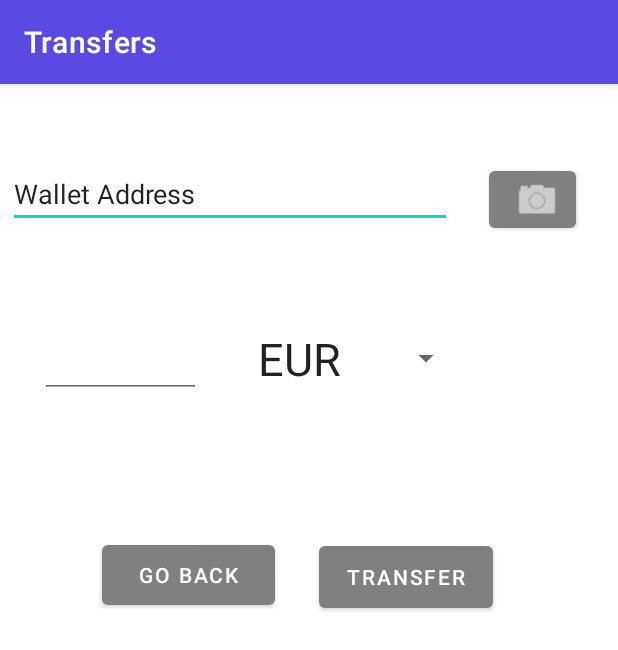
After one commit to franciscoxaviersp/CM-CryptoApp, an Android app: the TransferActivity screen opened directly, with no data from a screen before it, on a phone screen of 412 x 824 dp. The commit adds this screen. Shown: the top 650 px of the screen. Run offline under Robolectric (Android 15) with nearby library versions, the phone set to English and light mode, and no system bars; our stand-ins replace Firebase (no records; nobody signed in at launch, a user with empty details on screens opened directly).

Commit message:
top up and transfer

```diff
--- a/CryptoApp/app/build.gradle
+++ b/CryptoApp/app/build.gradle
@@ -54,9 +54,10 @@ dependencies {
     //candle chart
     implementation 'com.github.PhilJay:MPAndroidChart:v3.1.0'
 
-    //QR code generation
+    //QR code generation and reading
     implementation 'androidmads.library.qrgenearator:QRGenearator:1.0.4'
     implementation 'com.google.zxing:core:3.3.2'
+    implementation 'me.dm7.barcodescanner:zxing:1.9.13'
 
     // Dependencies for working with Architecture components
     // You'll probably have to update the version numbers in build.gradle (Project)
--- /dev/null
+++ b/CryptoApp/app/src/main/java/cm/homework/cryptoapp/TransferActivity.java
@@ -0,0 +1,181 @@
+package cm.homework.cryptoapp;
+
+import androidx.activity.result.ActivityResult;
+import androidx.activity.result.ActivityResultCallback;
+import androidx.activity.result.ActivityResultLauncher;
+import androidx.activity.result.contract.ActivityResultContracts;
+import androidx.annotation.NonNull;
+import androidx.appcompat.app.AppCompatActivity;
+
+import android.app.Activity;
+import android.content.Intent;
+import android.graphics.drawable.ColorDrawable;
+import android.os.Bundle;
+import android.util.Log;
+import android.view.View;
+import android.widget.ArrayAdapter;
+import android.widget.Button;
+import android.widget.EditText;
+import android.widget.Spinner;
+import android.widget.Toast;
+
+import com.google.android.gms.tasks.OnCompleteListener;
+import com.google.android.gms.tasks.Task;
+import com.google.firebase.auth.FirebaseAuth;
+import com.google.firebase.auth.FirebaseUser;
+import com.google.firebase.firestore.DocumentSnapshot;
+import com.google.firebase.firestore.FirebaseFirestore;
+
+import java.util.ArrayList;
+import java.util.HashMap;
+import java.util.List;
+import java.util.Map;
+
+public class TransferActivity extends AppCompatActivity {
+
+    String wallet_addr;
+    FirebaseUser user;
+    FirebaseFirestore db;
+    public Map<String, Object> currencies;
+    ArrayAdapter<String> adapter;
+
+
+    @Override
+    protected void onCreate(Bundle savedInstanceState) {
+        super.onCreate(savedInstanceState);
+        setContentView(R.layout.activity_transfer2);
+        getSupportActionBar().setTitle("Transfers");
+        getSupportActionBar().setBackgroundDrawable(new ColorDrawable(getResources().getColor(R.color.LogoBlue)));
+
+
+
+    }
+
+    @Override
+    protected void onStart(){
+        super.onStart();
+        ActivityResultLauncher<Intent> launchSomeActivity = registerForActivityResult(
+                new ActivityResultContracts.StartActivityForResult(),
+                new ActivityResultCallback<ActivityResult>() {
+                    @Override
+                    public void onActivityResult(ActivityResult result) {
+                        if (result.getResultCode() == Activity.RESULT_OK) {
+                            Intent data = result.getData();
+                            wallet_addr = data.getStringExtra("wallet");
+                            EditText edit =  findViewById(R.id.wallet_address);
+                            edit.setText(wallet_addr);
+
+                        }
+                    }
+                });
+        Button camera = findViewById(R.id.buttoncamera);
+        camera.setOnClickListener(new View.OnClickListener() {
+            @Override
+            public void onClick(View v) {
+                Intent intent = new Intent(v.getContext(), QRScanning.class );
+                launchSomeActivity.launch(intent);
+
+            }
+        });
+        db = FirebaseFirestore.getInstance();
+        user = FirebaseAuth.getInstance().getCurrentUser();
+
+        Spinner spinner = findViewById(R.id.spinner);
+        List<String> list = new ArrayList<>();
+        adapter = new ArrayAdapter<String>(this, R.layout.simple_spinner, list);
+        adapter.setDropDownViewResource(android.R.layout.simple_spinner_dropdown_item);
+        spinner.setAdapter(adapter);
+        get_money();
+
+        Button back = findViewById(R.id.back);
+        back.setOnClickListener(new View.OnClickListener() {
+            @Override
+            public void onClick(View v) {
+                finish();
+            }
+        });
+
+        Button transfer = findViewById(R.id.transferok);
+        transfer.setOnClickListener(new View.OnClickListener() {
+            @Override
+            public void onClick(View v) {
+                EditText values = findViewById(R.id.value);
+                double value = Double.parseDouble(values.getText().toString());
+                String curr = spinner.getSelectedItem().toString();
+                EditText edit = findViewById(R.id.wallet_address);
+                if (Double.parseDouble(currencies.get(curr).toString()) - value >= 0) {
+                    HashMap<String, Object> temp = new HashMap<>();
+                    temp.put(curr, Double.parseDouble(currencies.get(curr).toString()) - value);
+                    db.collection("users").document(user.getUid()).set(temp);
+
+                    db.collection("users").document(edit.getText().toString()).get().addOnCompleteListener(new OnCompleteListener<DocumentSnapshot>() {
+                        @Override
+                        public void onComplete(@NonNull Task<DocumentSnapshot> task) {
+                            boolean made = false;
+                            DocumentSnapshot result = task.getResult();
+                            Log.d("Result", result.toString());
+                            if (result.getData() != null) {
+                                Map<String, Object> temp_currencies = result.getData();
+                                if(temp_currencies.containsKey(curr)){
+                                    double temp_value = Double.parseDouble(temp_currencies.get(curr).toString());
+                                    temp_currencies.put(curr, temp_value + value);
+                                    db.collection("users").document(edit.getText().toString()).set(temp_currencies).addOnCompleteListener(new OnCompleteListener<Void>() {
+                                        @Override
+                                        public void onComplete(@NonNull Task<Void> task) {
+                                            finish();
+                                        }
+                                    });
+                                }else{
+                                    temp_currencies.put(curr, value);
+                                    db.collection("users").document(edit.getText().toString()).set(temp_currencies).addOnCompleteListener(new OnCompleteListener<Void>() {
+                                        @Override
+                                        public void onComplete(@NonNull Task<Void> task) {
+                                            finish();
+                                        }
+                                    });
+                                }
+                            } else {
+                                Toast toast = Toast.makeText(getApplicationContext(),
+                                        "Wallet does not exist",
+                                        Toast.LENGTH_LONG);
+                                toast.show();
+
+                            }
+
+                        }
+                    });
+                }else{
+                    Toast toast = Toast.makeText(getApplicationContext(),
+                            "Not enough funds",
+                            Toast.LENGTH_LONG);
+                    toast.show();
+                }
+            }
+        });
+
+    }
+
+    private void get_money(){
+        db.collection("users").document(user.getUid()).get().addOnCompleteListener(new OnCompleteListener<DocumentSnapshot>() {
+            @Override
+            public void onComplete(@NonNull Task<DocumentSnapshot> task) {
+                DocumentSnapshot result = task.getResult();
+                Log.d("Result", result.toString());
+                if (result.getData() != null){
+                    currencies = result.getData();
+                    for (Map.Entry<String, Object> entry : currencies.entrySet()) {
+                        adapter.add(entry.getKey());
+                        adapter.notifyDataSetChanged();
+                    }
+                }else{
+                    currencies = new HashMap<String, Object>();
+                    currencies.put("EUR", 0);
+                    db.collection("users").document(user.getUid()).set(currencies);
+                    adapter.add("EUR");
+                    adapter.notifyDataSetChanged();
+                }
+            }
+        });
+    }
+
+}
--- /dev/null
+++ b/CryptoApp/app/src/main/res/layout/activity_transfer2.xml
@@ -0,0 +1,74 @@
+<?xml version="1.0" encoding="utf-8"?>
+<androidx.constraintlayout.widget.ConstraintLayout xmlns:android="http://schemas.android.com/apk/res/android"
+    xmlns:app="http://schemas.android.com/apk/res-auto"
+    xmlns:tools="http://schemas.android.com/tools"
+    android:layout_width="match_parent"
+    android:layout_height="match_parent"
+    tools:context=".TransferActivity">
+
+    <EditText
+        android:id="@+id/wallet_address"
+        android:layout_width="296dp"
+        android:layout_height="44dp"
+        android:layout_marginTop="52dp"
+        android:ems="10"
+        android:inputType="textPersonName"
+        android:text="Wallet Address"
+        app:layout_constraintEnd_toStartOf="@+id/buttoncamera"
+        app:layout_constraintHorizontal_bias="0.175"
+        app:layout_constraintStart_toStartOf="parent"
+        app:layout_constraintTop_toTopOf="parent" />
+
+    <Button
+        android:id="@+id/buttoncamera"
+        android:layout_width="58dp"
+        android:layout_height="50dp"
+        android:layout_marginTop="52dp"
+        android:layout_marginEnd="28dp"
+        app:icon="@android:drawable/ic_menu_camera"
+        app:layout_constraintEnd_toEndOf="parent"
+        app:layout_constraintTop_toTopOf="parent" />
+
+    <Spinner
+        android:id="@+id/spinner"
+        android:layout_width="144dp"
+        android:layout_height="62dp"
+        android:layout_marginStart="164dp"
+        android:layout_marginTop="56dp"
+        app:layout_constraintStart_toStartOf="parent"
+        app:layout_constraintTop_toBottomOf="@+id/wallet_address" />
+
+    <EditText
+        android:id="@+id/value"
+        android:layout_width="107dp"
+        android:layout_height="57dp"
+        android:layout_marginTop="56dp"
+        android:ems="10"
+        android:inputType="numberDecimal"
+        app:layout_constraintEnd_toStartOf="@+id/spinner"
+        app:layout_constraintHorizontal_bias="0.473"
+        app:layout_constraintStart_toStartOf="parent"
+        app:layout_constraintTop_toBottomOf="@+id/wallet_address" />
+
+    <Button
+        android:id="@+id/transferok"
+        android:layout_width="116dp"
+        android:layout_height="53dp"
+        android:layout_marginTop="88dp"
+        android:text="Transfer"
+        app:layout_constraintEnd_toEndOf="parent"
+        app:layout_constraintHorizontal_bias="0.258"
+        app:layout_constraintStart_toEndOf="@+id/back"
+        app:layout_constraintTop_toBottomOf="@+id/spinner" />
+
+    <Button
+        android:id="@+id/back"
+        android:layout_width="115dp"
+        android:layout_height="52dp"
+        android:layout_marginStart="68dp"
+        android:layout_marginTop="92dp"
+        android:text="Go Back"
+        app:layout_constraintStart_toStartOf="parent"
+        app:layout_constraintTop_toBottomOf="@+id/value" />
+
+</androidx.constraintlayout.widget.ConstraintLayout>
```
Also changed, not shown: CryptoApp/app/src/main/AndroidManifest.xml (+8 -3 lines), CryptoApp/app/src/main/java/cm/homework/cryptoapp/QRScanning.java (added, +56 -0 lines), CryptoApp/app/src/main/java/cm/homework/cryptoapp/TopUpDialog.java (+32 -10 lines), CryptoApp/app/src/main/java/cm/homework/cryptoapp/activities/wallet.java (+22 -12 lines), CryptoApp/app/src/main/res/layout/activity_transfer.xml (added, +9 -0 lines), CryptoApp/app/src/main/res/layout/activity_wallet.xml (+5 -4 lines).
